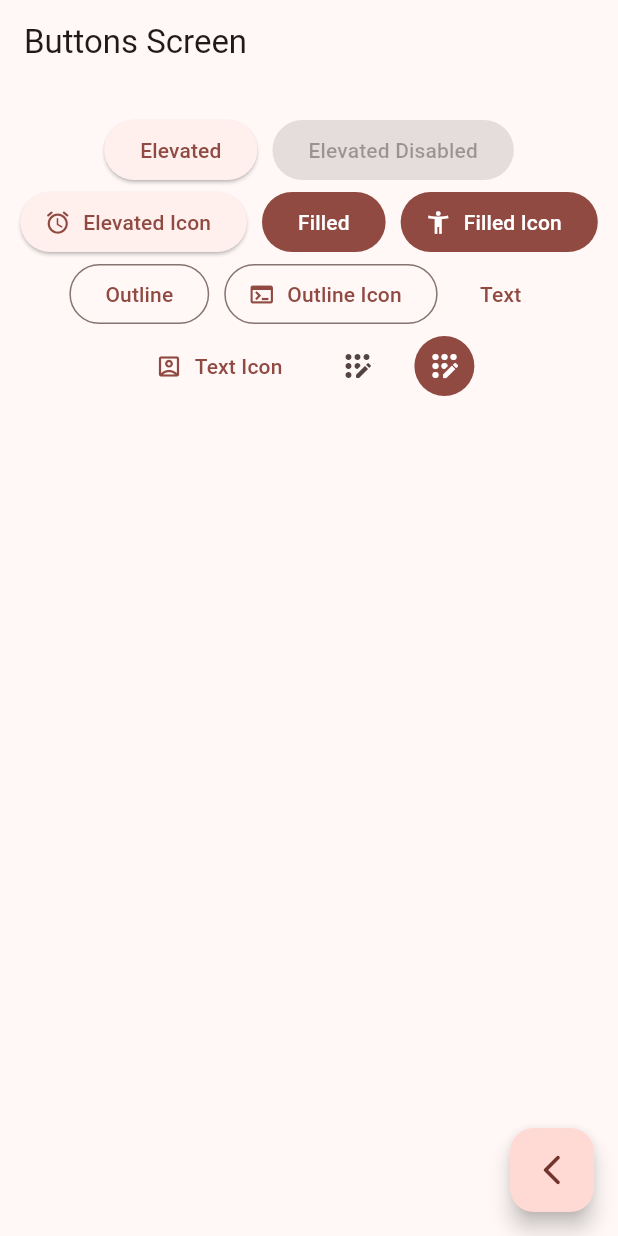
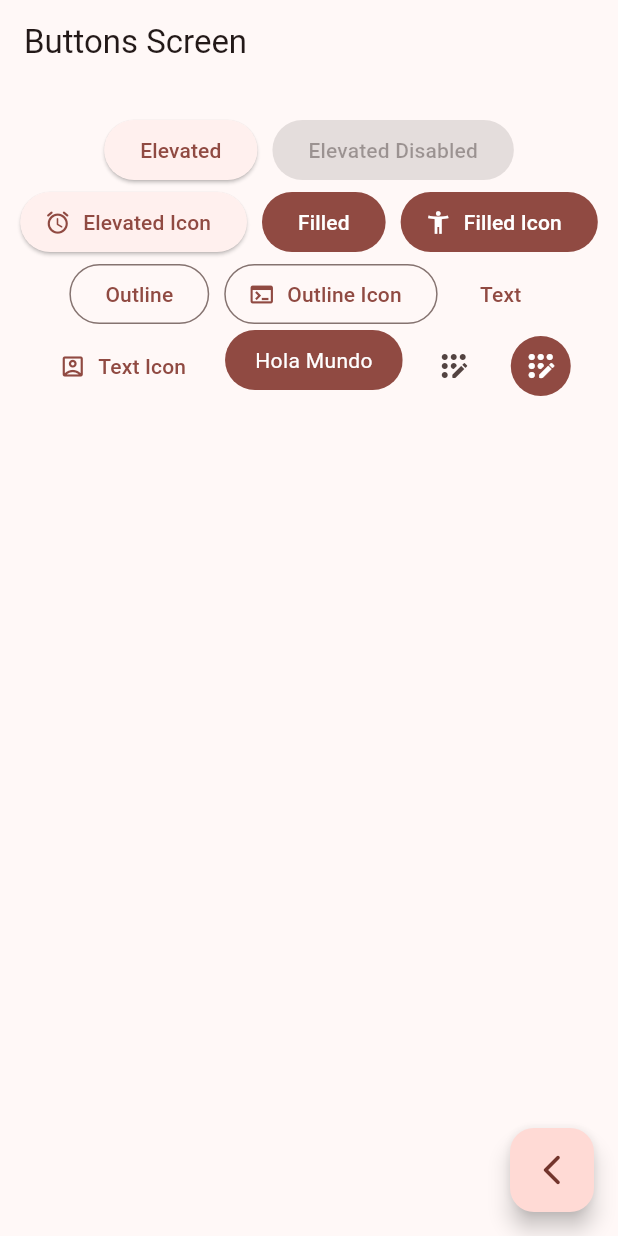
Before and after one commit to kevsalcedo/WidgetsApp, a Flutter app: the ButtonsScreen screen opened by its route, on a phone screen of 412 x 824 dp. Run offline on Flutter 3.47's test engine with Material 3 defaults, Android fonts, the phone set to English and light mode, and no system bars; our stand-ins replace go_router; statements that could not run were skipped.

Commit message:
Create custom button

```diff
--- a/lib/presentation/screens/buttons/buttons_screen.dart
+++ b/lib/presentation/screens/buttons/buttons_screen.dart
@@ -66,7 +66,7 @@ class _ButtonsView extends StatelessWidget {
               label: const Text('Text Icon'),
             ),
 
-            //const CustomButton(),
+            const CustomButton(),
 
 
             IconButton(onPressed: (){}, icon: const Icon( Icons.app_registration_rounded)),
@@ -85,3 +85,28 @@ class _ButtonsView extends StatelessWidget {
     );
   }
 }
+
+class CustomButton extends StatelessWidget {
+  const CustomButton({super.key});
+
+  @override
+  Widget build(BuildContext context) {
+
+    final colors = Theme.of(context).colorScheme;
+
+
+    return ClipRRect(
+      borderRadius: BorderRadius.circular(20),
+      child: Material(
+        color: colors.primary,
+        child: InkWell(
+          onTap: () {},
+          child: const Padding(
+            padding: EdgeInsets.symmetric( horizontal: 20, vertical: 10),
+            child: Text('Hola Mundo', style: TextStyle(color: Colors.white))
+          ),
+        ),
+      ),
+    );
+  }
+}
```
